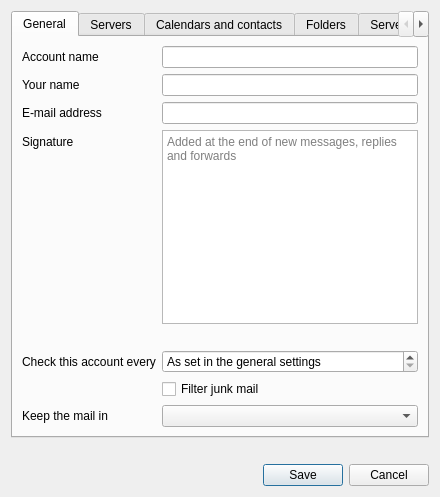
Old version of the form src/chrono_mail/ui/forms/account_edit.ui in the repository rob-vandenberg/chrono-mail.
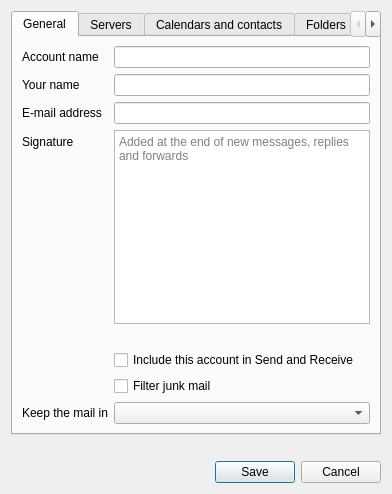
New version of the form.

Commit message: Include this account in Send and Receive replaces the per-account interval - each account can send, receive or both from the Refresh menu

```diff
--- a/src/chrono_mail/ui/forms/account_edit.ui
+++ b/src/chrono_mail/ui/forms/account_edit.ui
@@ -69,23 +69,13 @@
        <item row="4" column="1">
         <widget class="QLabel" name="signatureCount" />
        </item>
-       <item row="5" column="0">
-        <widget class="QLabel" name="checkMinutesLabel">
-         <property name="text">
-          <string>Check this account every</string>
-         </property>
-         <property name="buddy">
-          <cstring>checkMinutes</cstring>
-         </property>
-        </widget>
-       </item>
        <item row="5" column="1">
-        <widget class="QSpinBox" name="checkMinutes">
-         <property name="suffix">
-          <string> minutes</string>
+        <widget class="QCheckBox" name="inSendReceive">
+         <property name="text">
+          <string>Include this account in Send and Receive</string>
          </property>
-         <property name="specialValueText">
-          <string>As set in the general settings</string>
+         <property name="toolTip">
+          <string>Unticked, this account is refreshed only when you choose it in the Refresh button's menu</string>
          </property>
         </widget>
        </item>
```
The commit also changes 18 other files.
